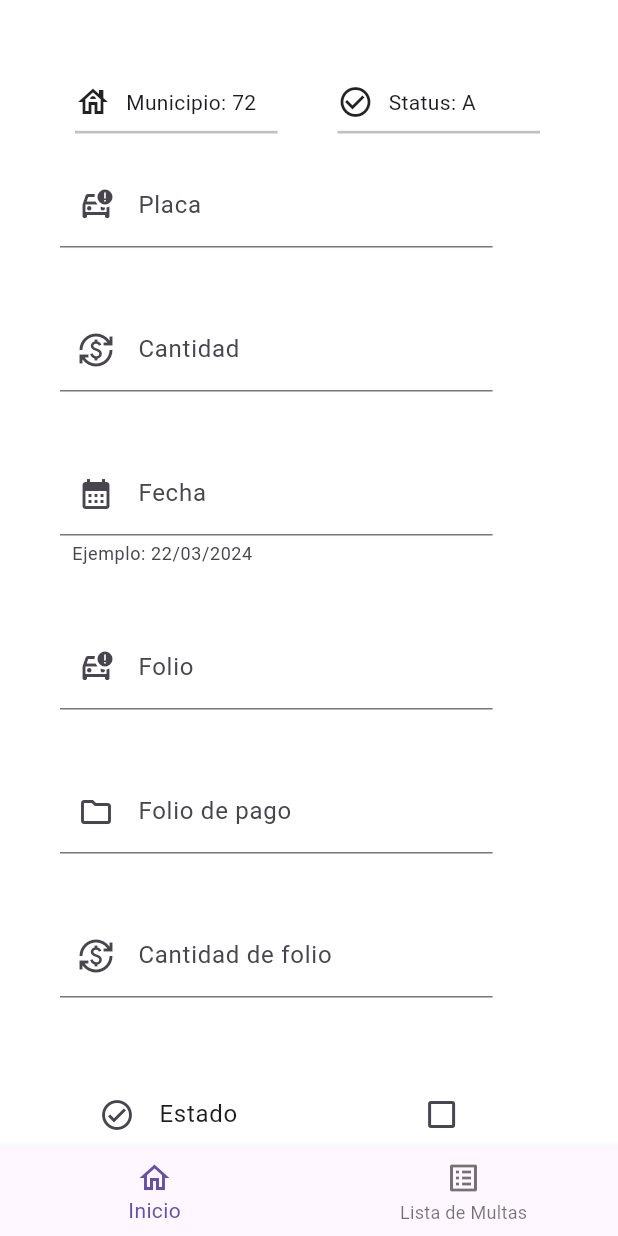
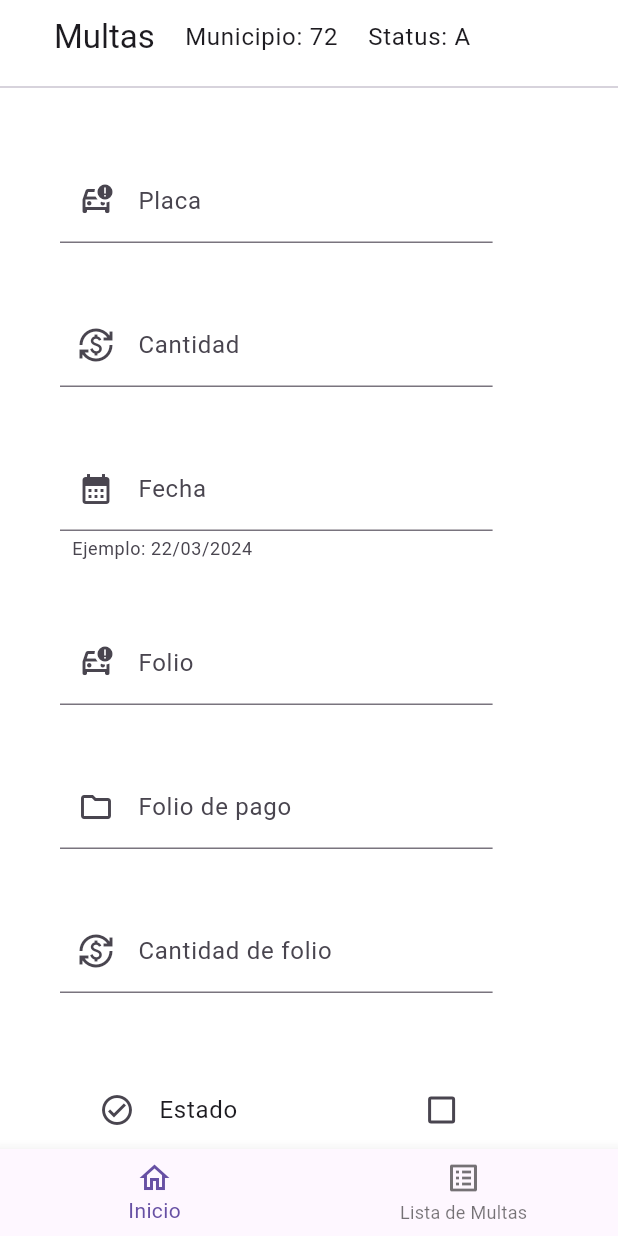
Before and after one commit to josejesus3/multas, a Flutter app: the screen it shows after launch, on a phone screen of 412 x 824 dp. Run offline on Flutter 3.47's test engine with Material 3 defaults, Android fonts, the phone set to English and light mode, and no system bars; our stand-ins replace flutter_riverpod, go_router; missing offline and left inert: mysql1.

Commit message:
FORMULARIO CAMBIO

```diff
--- a/lib/presentaccion/Screen/home_screen.dart
+++ b/lib/presentaccion/Screen/home_screen.dart
@@ -13,8 +13,38 @@ class HomeScreen extends ConsumerWidget {
   @override
   Widget build(BuildContext context, WidgetRef ref) {
     final int index = ref.watch(currentIndex);
-
+    final textStyle = Theme.of(context).textTheme;
     return Scaffold(
+      appBar: AppBar(
+        backgroundColor: Colors.white,
+        title: Row(
+          children: [
+            const SizedBox(
+              width: 20,
+            ),
+            Text(
+              'Multas',
+              style: textStyle.titleLarge,
+            ),
+            const SizedBox(
+              width: 20,
+            ),
+            Text(
+              'Municipio: 72',
+              style: textStyle.bodyLarge,
+            ),
+            const SizedBox(
+              width: 20,
+            ),
+            Text(
+              'Status: A',
+              style: textStyle.bodyLarge,
+            ),
+          ],
+        ),
+        bottom: const PreferredSize(
+            preferredSize: Size.fromHeight(10), child: Divider()),
+      ),
       backgroundColor: Colors.white,
       bottomNavigationBar: CustomBottonNavigation(index: index, ref: ref),
       body: const SingleChildScrollView(child: Formulario()),
--- a/lib/presentaccion/Widget/app_bar_buscador.dart
+++ b/lib/presentaccion/Widget/app_bar_buscador.dart
@@ -8,6 +8,8 @@ AppBar getAppBarNotSearching(double sized, GestureTapCallback? onTap) {
       focusColor: Colors.transparent,
       hoverColor: Colors.transparent,
       onTap: onTap,
+      child: Padding(
+        padding: const EdgeInsets.only(left: 40),
         child: Container(
             width: sized,
             decoration: const BoxDecoration(
@@ -16,6 +18,7 @@ AppBar getAppBarNotSearching(double sized, GestureTapCallback? onTap) {
               bottom: 10,
             ),
             child: const Text('Multas')),
+      ),
     ),
     actions: [
       Consumer(
@@ -28,7 +31,7 @@ AppBar getAppBarNotSearching(double sized, GestureTapCallback? onTap) {
         },
       ),
       const SizedBox(
-        width: 80,
+        width: 60,
       )
     ],
   );
@@ -55,10 +58,10 @@ AppBar getAppBarSearching(TextEditingController searchController,
         autofocus: true,
         decoration: const InputDecoration(
           focusColor: Colors.black12,
-          focusedBorder:
-              UnderlineInputBorder(borderSide: BorderSide(color: Colors.black)),
-          enabledBorder:
-              UnderlineInputBorder(borderSide: BorderSide(color: Colors.black)),
+          focusedBorder: UnderlineInputBorder(
+              borderSide: BorderSide(color: Colors.black26)),
+          enabledBorder: UnderlineInputBorder(
+              borderSide: BorderSide(color: Colors.black12)),
         ),
       ),
     ),
--- a/lib/presentaccion/Widget/formulario.dart
+++ b/lib/presentaccion/Widget/formulario.dart
@@ -35,14 +35,6 @@ class FormularioState extends ConsumerState<Formulario> {
       padding: const EdgeInsets.all(20),
       child: Wrap(
         children: [
-          _TEXT(
-            text: 'Municipio: ${municipio.toString()}',
-            icon: Icons.house_outlined,
-          ),
-          _TEXT(
-            text: 'Status: $status',
-            icon: Icons.check_circle_outline,
-          ),
           _Campos(
             textController: placaController,
             label: 'Placa',
@@ -141,37 +133,6 @@ class FormularioState extends ConsumerState<Formulario> {
             label: 'Cancelar',
           )
         ],
-      ),
-    );
-  }
-}
-
-class _TEXT extends StatelessWidget {
-  final String text;
-  final IconData icon;
-  const _TEXT({required this.text, required this.icon});
-
-  @override
-  Widget build(BuildContext context) {
-    return Padding(
-      padding: const EdgeInsets.only(left: 30, top: 29, right: 10),
-      child: Container(
-        width: 135,
-        height: 40,
-        decoration: const BoxDecoration(
-          border: Border(
-            bottom: BorderSide(color: Color.fromARGB(62, 0, 0, 0), width: 1.8),
-          ),
-        ),
-        child: Row(
-          children: [
-            Icon(icon),
-            const SizedBox(
-              width: 10,
-            ),
-            Text(text),
-          ],
-        ),
       ),
     );
   }
```
Lines whose indentation alone changed are shown as unchanged.
